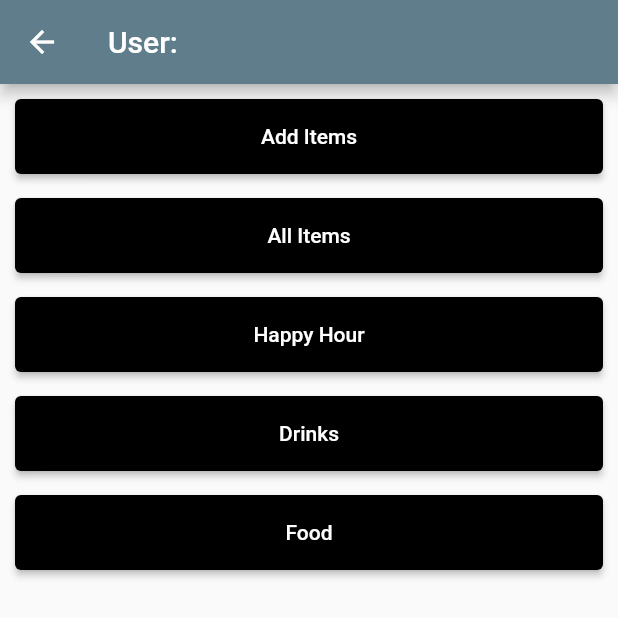
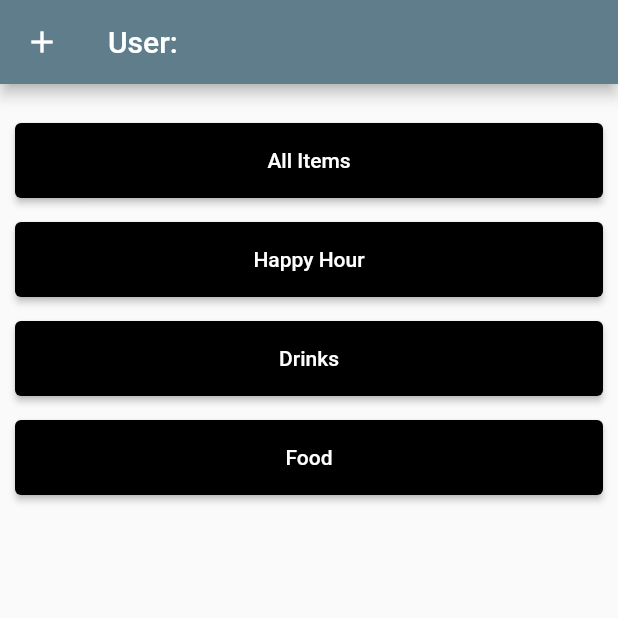
Before and after one commit to Pierre81385/app_playground, a Flutter app: the StatefulMenuWidget screen opened directly with empty values, on a phone screen of 412 x 824 dp, the top half of it. Run offline on Flutter 3.47's test engine with Material 2 defaults, Android fonts, the phone set to English and light mode, and no system bars; our stand-ins replace cloud_firestore, firebase_auth, firebase_core; accounts and stored records are empty.

Commit message:
moved add items button to app bar

```diff
--- a/lib/menu.dart
+++ b/lib/menu.dart
@@ -26,25 +26,24 @@ class _StatefulMenuWidgetState extends State<StatefulMenuWidget> {
         child: Scaffold(
             appBar: AppBar(
               title: Text('User: ${_currentUser.displayName}'),
+              leading: GestureDetector(
+                onTap: () {
+                  print('to Add Items Screen');
+                  Navigator.of(context).push(
+                    MaterialPageRoute(builder: (context) => AddItem()
+                        //ProfilePage(user: user),
+                        ),
+                  );
+                },
+                child: Icon(
+                  Icons.add, // add custom icons also
+                ),
+              ),
             ),
             body: Container(
               padding: const EdgeInsets.fromLTRB(10, 10, 10, 0),
               child: Column(
                 children: [
-                  ElevatedButton(
-                      style: ElevatedButton.styleFrom(
-                          primary: Colors.black,
-                          minimumSize: const Size.fromHeight(50) // NEW
-                          ),
-                      onPressed: () {
-                        print('to Add Items Screen');
-                        Navigator.of(context).push(
-                          MaterialPageRoute(builder: (context) => AddItem()
-                              //ProfilePage(user: user),
-                              ),
-                        );
-                      },
-                      child: Text('Add Items')),
                   SizedBox(height: 16.0),
                   ElevatedButton(
                       style: ElevatedButton.styleFrom(
```
